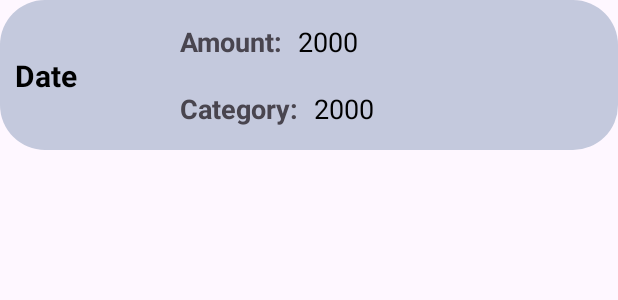
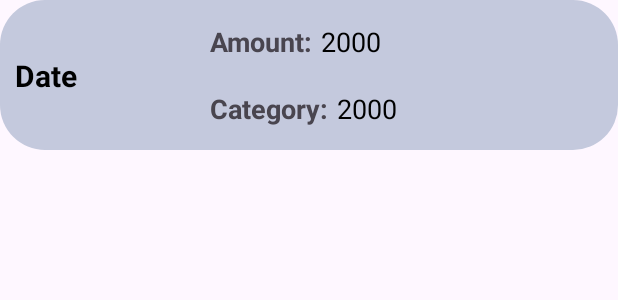
Before and after one commit to DroidNin/ExpenseEase, an Android app: the layout expense_list.xml on its own in the app's theme, with its tools: preview values and no code run, on a phone screen of 412 x 824 dp. Shown: the top 300 px of the screen. Run offline under Robolectric (Android 15) with nearby library versions, the phone set to English and light mode, and no system bars.

Commit message:
changes in expense_list.xml

```diff
--- a/app/build.gradle.kts
+++ b/app/build.gradle.kts
@@ -49,6 +49,8 @@ dependencies {
     implementation("androidx.core:core-ktx:1.9.0")
     implementation("androidx.appcompat:appcompat:1.6.1")
     implementation("com.google.android.material:material:1.11.0")
+    implementation ("androidx.drawerlayout:drawerlayout:1.1.1")
+    implementation ("com.google.android.material:material:1.5.0")
     implementation("androidx.constraintlayout:constraintlayout:2.1.4")
     implementation("androidx.activity:activity:1.8.2")
     testImplementation("junit:junit:4.13.2")
--- a/app/src/main/res/layout/expense_list.xml
+++ b/app/src/main/res/layout/expense_list.xml
@@ -9,7 +9,7 @@
 
     <TextView
         android:id="@+id/date_list"
-        android:layout_width="100dp"
+        android:layout_width="120dp"
         android:layout_height="wrap_content"
         android:text="@string/date"
         android:layout_marginStart="10dp"
@@ -36,7 +36,7 @@
         android:id="@+id/amt_list"
         android:layout_width="0dp"
         android:layout_height="0dp"
-        android:layout_marginStart="10dp"
+        android:layout_marginStart="5dp"
         android:text="@string/_2000"
         android:textSize="18sp"
         android:textColor="@color/black"
@@ -61,7 +61,7 @@
         android:id="@+id/cat_list"
         android:layout_width="0dp"
         android:layout_height="0dp"
-        android:layout_marginStart="10dp"
+        android:layout_marginStart="5dp"
         android:text="@string/_2000"
         android:textSize="18sp"
         android:textColor="@color/black"
--- a/app/src/main/res/menu/drawer_menu.xml
+++ b/app/src/main/res/menu/drawer_menu.xml
@@ -1,4 +1,3 @@
-<?xml version="1.0" encoding="utf-8"?>
 <menu xmlns:android="http://schemas.android.com/apk/res/android">
 
     <group>
```
